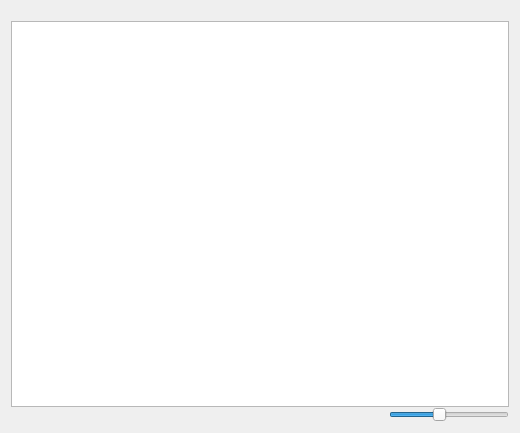
The window that app/thumbnailviewpanel.ui (KDE/gwenview) describes before a commit, drawn with Qt 5.
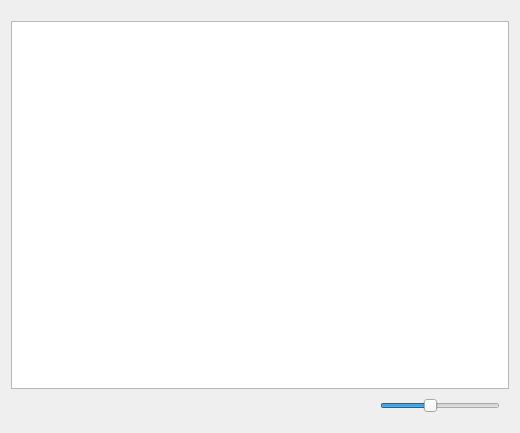
The same window after the commit. Custom widgets are drawn as their Qt base class.

The edit to the form file:
```diff
--- a/app/thumbnailviewpanel.ui
+++ b/app/thumbnailviewpanel.ui
@@ -33,7 +33,8 @@
     <widget class="Gwenview::ThumbnailView" name="mThumbnailView" />
    </item>
    <item>
-    <layout class="QHBoxLayout" name="horizontalLayout_2" >
+    <widget class="QWidget" native="1" name="mStatusBarContainer" >
+     <layout class="QHBoxLayout" name="horizontalLayout" >
      <item>
       <widget class="Gwenview::FilterWidget" native="1" name="mFilterWidget" />
      </item>
@@ -82,6 +83,7 @@
       </widget>
      </item>
     </layout>
+    </widget>
    </item>
   </layout>
  </widget>
```
Lines whose indentation alone changed are shown as unchanged.
